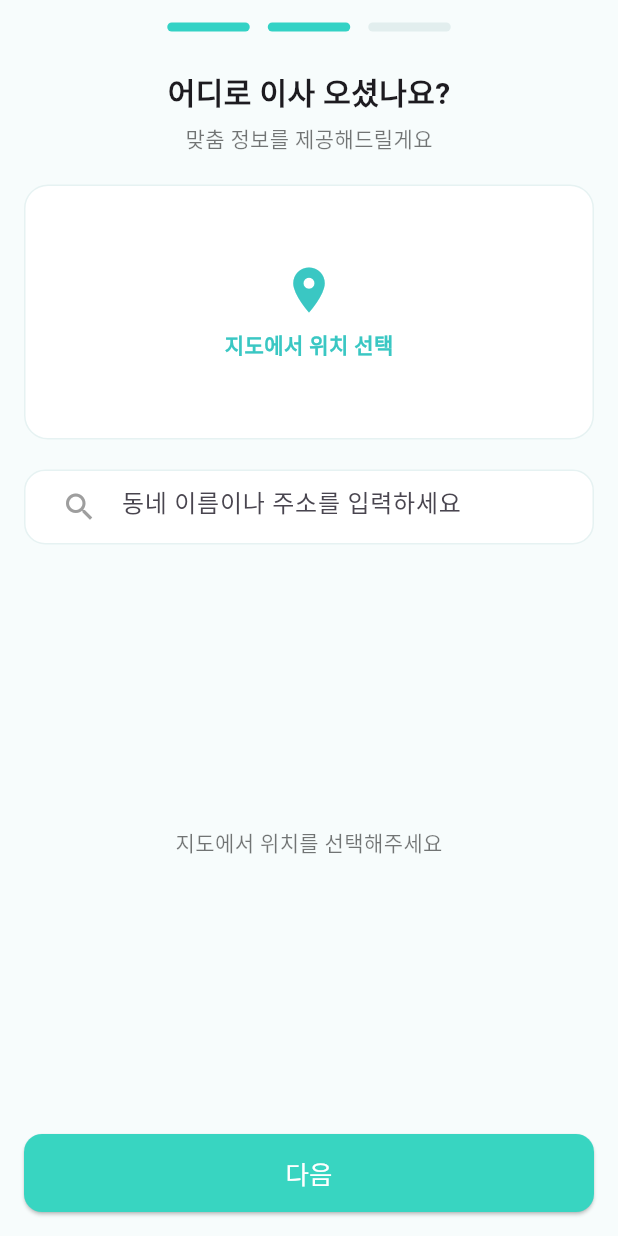
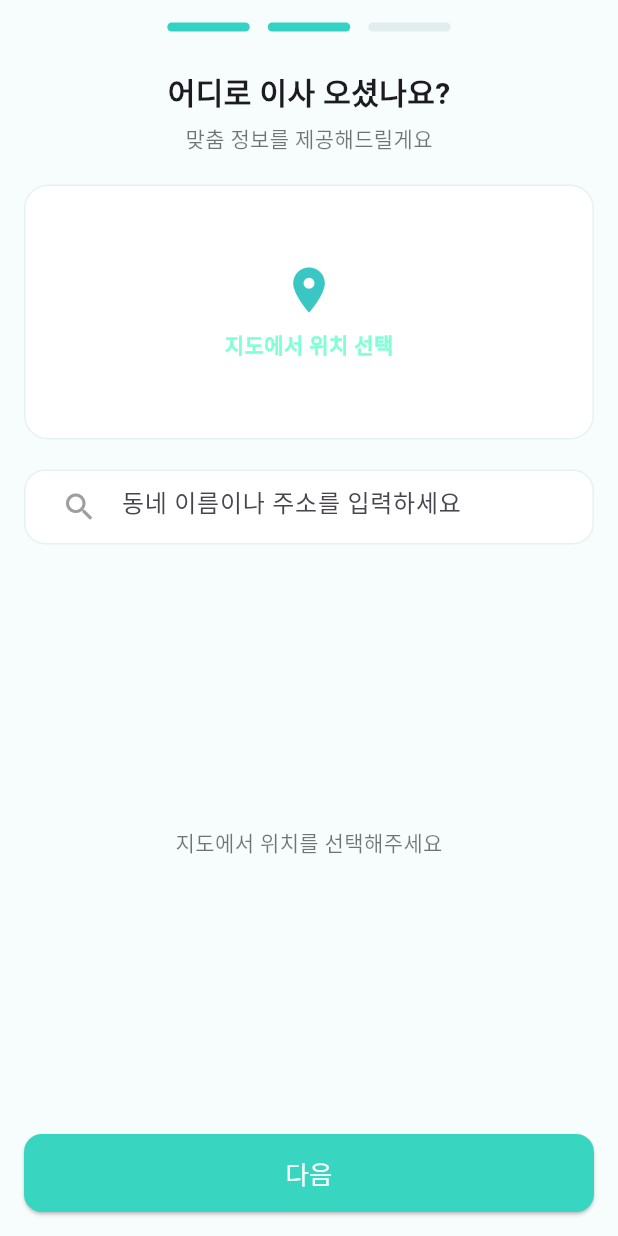
Before and after one commit to kant300/moveon_app, a Flutter app: the OnboardingAddress screen opened by its route, on a phone screen of 412 x 824 dp. Run offline on Flutter 3.47's test engine with Material 3 defaults, Android fonts, the phone set to English and light mode, and no system bars; our stand-ins replace dio, geocoding, geolocator, permission_handler, shared_preferences, webview_flutter; accounts and stored records are empty; network calls fail; statements that could not run were skipped.

```diff
--- a/lib/main.dart
+++ b/lib/main.dart
@@ -70,7 +70,7 @@ class Main extends StatefulWidget {
 }
 
 class MainState extends State<Main> {
-  int currentPage = 0;
+  int currentPage = 2;
   dynamic pages = [
     Menu(),
     KakaoMap(),
--- a/lib/screens/onboarding/OnboardingAddress.dart
+++ b/lib/screens/onboarding/OnboardingAddress.dart
@@ -217,7 +217,7 @@ kakao.maps.event.addListener(map, 'click', function(mouseEvent) {
                         "지도에서 위치 선택",
                         style: TextStyle(
                             fontSize: 14,
-                            color: Color(0xFF3AC7C3),
+                            color: Color(0xFF7FFFD4),
                             fontWeight: FontWeight.w600),
                       )
                     ],
```
